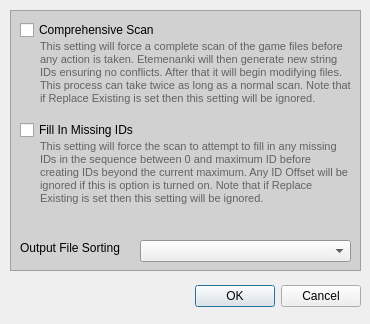
This is Etemenanki/Settings.ui in MjnMixael/Etemenanki as Qt 5 draws it before an edit. The edited form follows.
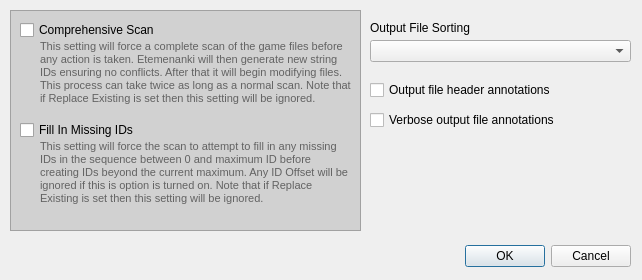
This is the edited form.

Commit message: Add some additional output file options

Patch:
```diff
--- a/Etemenanki/Settings.ui
+++ b/Etemenanki/Settings.ui
@@ -6,8 +6,8 @@
    <rect>
     <x>0</x>
     <y>0</y>
-    <width>370</width>
-    <height>324</height>
+    <width>642</width>
+    <height>280</height>
    </rect>
   </property>
   <property name="windowTitle">
@@ -17,8 +17,8 @@
    <property name="geometry">
     <rect>
      <x>10</x>
-     <y>280</y>
-     <width>351</width>
+     <y>240</y>
+     <width>621</width>
      <height>33</height>
     </rect>
    </property>
@@ -73,7 +73,7 @@
      <x>10</x>
      <y>10</y>
      <width>351</width>
-     <height>261</height>
+     <height>221</height>
     </rect>
    </property>
    <property name="palette">
@@ -228,21 +228,12 @@
      <string>Fill In Missing IDs</string>
     </property>
    </widget>
-   <widget class="QComboBox" name="sorting_combo_box">
-    <property name="geometry">
-     <rect>
-      <x>130</x>
-      <y>230</y>
-      <width>211</width>
-      <height>22</height>
-     </rect>
-    </property>
    </widget>
    <widget class="QLabel" name="sorting_label">
     <property name="geometry">
      <rect>
-      <x>10</x>
-      <y>230</y>
+     <x>370</x>
+     <y>20</y>
       <width>131</width>
       <height>16</height>
      </rect>
@@ -251,6 +242,41 @@
      <string>Output File Sorting</string>
     </property>
    </widget>
+  <widget class="QComboBox" name="sorting_combo_box">
+   <property name="geometry">
+    <rect>
+     <x>370</x>
+     <y>40</y>
+     <width>261</width>
+     <height>22</height>
+    </rect>
+   </property>
+  </widget>
+  <widget class="QCheckBox" name="verbose_comments_button">
+   <property name="geometry">
+    <rect>
+     <x>370</x>
+     <y>110</y>
+     <width>261</width>
+     <height>20</height>
+    </rect>
+   </property>
+   <property name="text">
+    <string>Verbose output file annotations</string>
+   </property>
+  </widget>
+  <widget class="QCheckBox" name="header_comments_button">
+   <property name="geometry">
+    <rect>
+     <x>370</x>
+     <y>80</y>
+     <width>261</width>
+     <height>20</height>
+    </rect>
+   </property>
+   <property name="text">
+    <string>Output file header annotations</string>
+   </property>
   </widget>
   <zorder>frame</zorder>
   <zorder>layoutWidget</zorder>
```
Left out of the diff: 4 changed lines with no effect on the pictures. Lines whose indentation alone changed are shown as unchanged. The commit also changes 6 other files.
